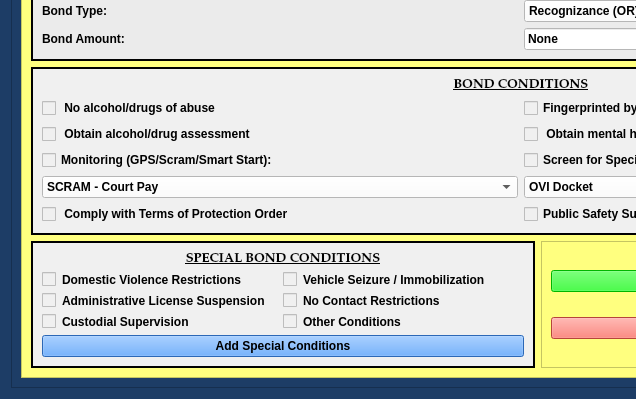
Above: munientry/views/ui/NotGuiltyBondDialog.ui from HunterProgram22/MuniEntry before the change; both pictures show x 0 to 636 and y 392 to 791 of the 1042 by 791 pixel window. Below: the same form after it.
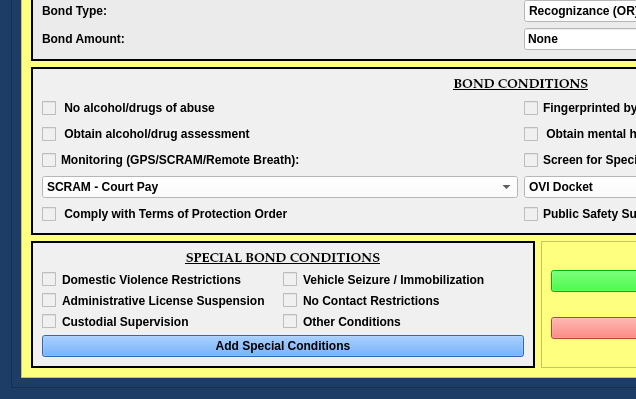
That is the form after the change. Custom widgets are drawn as their Qt base class.

```diff
--- a/munientry/views/ui/NotGuiltyBondDialog.ui
+++ b/munientry/views/ui/NotGuiltyBondDialog.ui
@@ -965,7 +965,7 @@
                 <enum>Qt::LeftToRight</enum>
                </property>
                <property name="text">
-                <string>Monitoring (GPS/Scram/Smart Start):                    </string>
+                <string>Monitoring (GPS/SCRAM/Remote Breath):                    </string>
                </property>
               </widget>
              </item>
```
